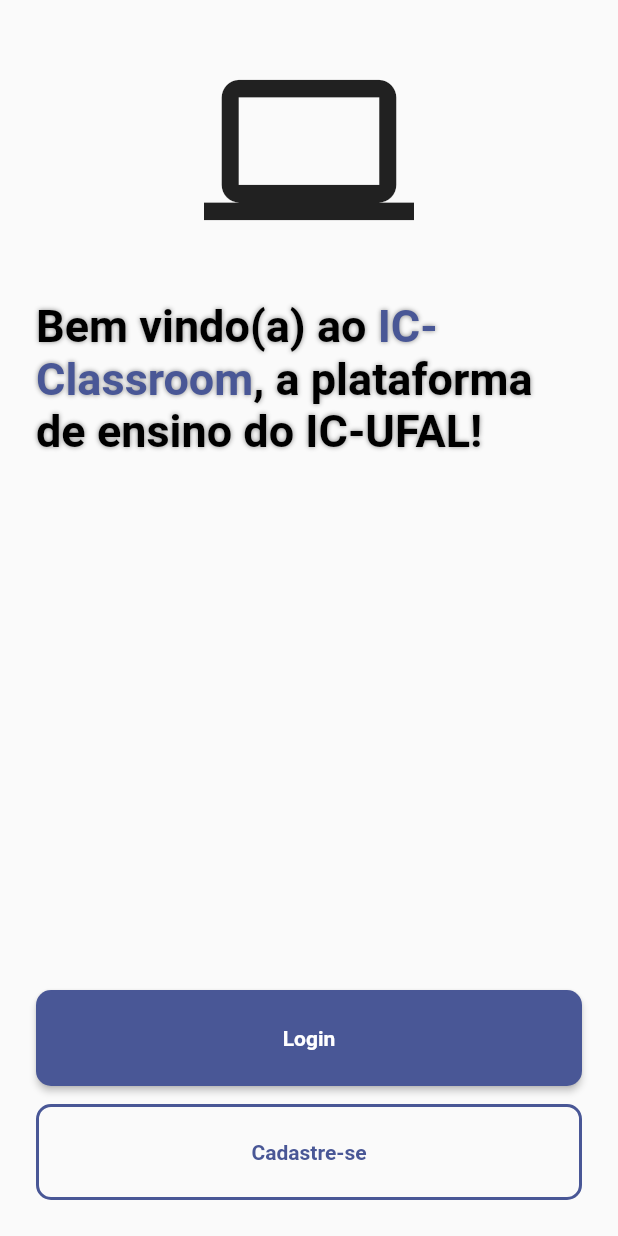
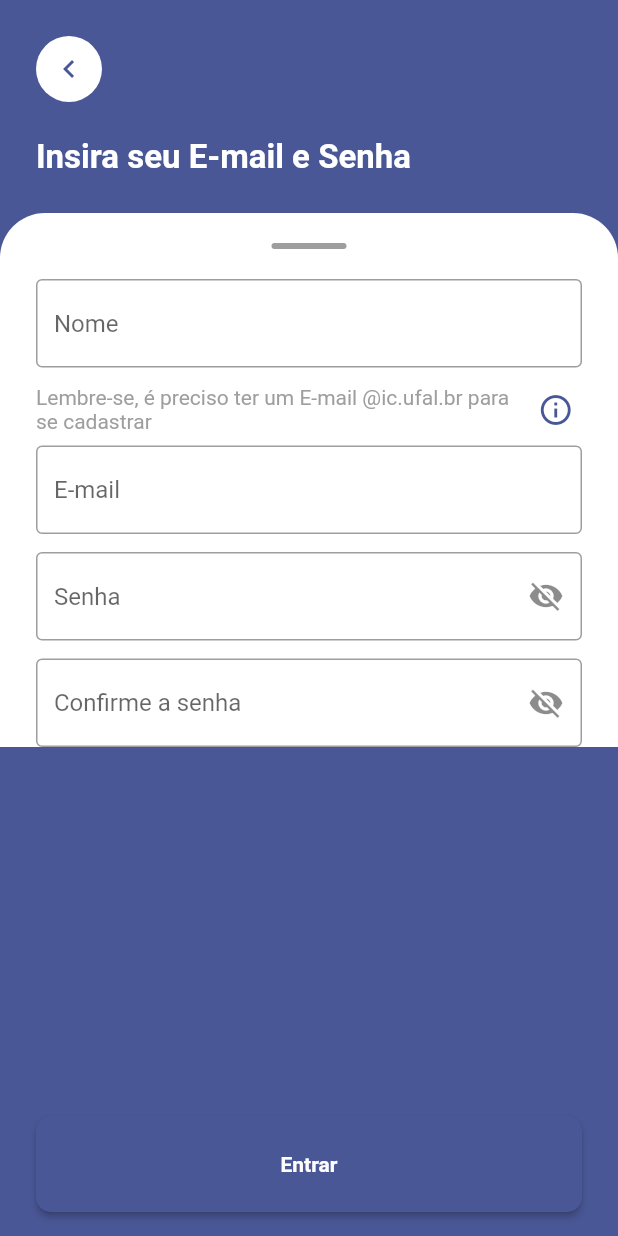
Before and after one commit to IClassroom/iclassroom-mobile, a Flutter app: the screen it shows after launch, after a tap on "Cadastre-se", on a phone screen of 412 x 824 dp. Run offline on Flutter 3.47's test engine with Material 2 defaults, Android fonts, the phone set to English and light mode, and no system bars.

Commit message:
register module

```diff
--- a/lib/app/app.dart
+++ b/lib/app/app.dart
@@ -1,5 +1,6 @@
 import 'package:flutter/material.dart';
 import 'package:iclassroom/app/modules/login_module/login_module.dart';
+import 'package:iclassroom/app/modules/register_module/register_module.dart';
 
 import 'pages/wellcome.dart';
 
@@ -16,6 +17,7 @@
       routes: {
         '/': (_) => const WelcomePage(),
         '/login': (_) => const LoginModule(),
+        '/register': (_) => const RegisterModule(),
       },
     );
   }
--- /dev/null
+++ b/lib/app/modules/register_module/pages/register.dart
@@ -0,0 +1,248 @@
+import 'package:flutter/material.dart';
+
+class RegisterPage extends StatefulWidget {
+  const RegisterPage({Key? key}) : super(key: key);
+
+  @override
+  State<RegisterPage> createState() => _RegisterPageState();
+}
+
+class _RegisterPageState extends State<RegisterPage> {
+  bool _isHidden = true;
+  final GlobalKey<FormState> _formKey = GlobalKey<FormState>();
+  final TextEditingController _nameController = TextEditingController();
+  final TextEditingController _emailController = TextEditingController();
+  final TextEditingController _passwordController = TextEditingController();
+  final TextEditingController _confirmPasswordController =
+      TextEditingController();
+
+  @override
+  Widget build(BuildContext context) {
+    return Scaffold(
+      floatingActionButtonLocation: FloatingActionButtonLocation.centerFloat,
+      floatingActionButton: Padding(
+        padding: const EdgeInsets.symmetric(horizontal: 24.0),
+        child: ElevatedButton(
+          onPressed: () {
+            if (!_formKey.currentState!.validate()) {
+              return;
+            }
+          },
+          child: const Text('Entrar'),
+        ),
+      ),
+      backgroundColor: Theme.of(context).primaryColor,
+      body: _body(),
+    );
+  }
+
+  _body() {
+    return SafeArea(
+      bottom: false,
+      child: Column(
+        crossAxisAlignment: CrossAxisAlignment.start,
+        children: [
+          const SizedBox(height: 24),
+          Padding(
+            padding: const EdgeInsets.only(left: 24.0),
+            child: GestureDetector(
+              onTap: () => Navigator.of(context, rootNavigator: true).pop(),
+              child: Container(
+                padding: const EdgeInsets.all(10),
+                decoration: const BoxDecoration(
+                  color: Colors.white,
+                  shape: BoxShape.circle,
+                ),
+                child: Icon(
+                  Icons.navigate_before,
+                  color: Theme.of(context).primaryColor,
+                ),
+              ),
+            ),
+          ),
+          const SizedBox(height: 24),
+          const Padding(
+            padding: EdgeInsets.only(left: 24.0),
+            child: Text(
+              'Insira seu E-mail e Senha',
+              style: TextStyle(
+                color: Colors.white,
+                fontSize: 22,
+                fontWeight: FontWeight.bold,
+              ),
+            ),
+          ),
+          const SizedBox(height: 24),
+          Form(
+            key: _formKey,
+            child: Expanded(
+              child: Container(
+                padding: const EdgeInsets.only(top: 20),
+                decoration: const BoxDecoration(
+                  borderRadius: BorderRadius.only(
+                      topRight: Radius.circular(30),
+                      topLeft: Radius.circular(30)),
+                  color: Colors.white,
+                ),
+                child: Padding(
+                  padding: const EdgeInsets.symmetric(horizontal: 24.0),
+                  child: Column(
+                    crossAxisAlignment: CrossAxisAlignment.start,
+                    children: [
+                      Align(
+                        alignment: Alignment.topCenter,
+                        child: Container(
+                          decoration: BoxDecoration(
+                            color: Colors.grey,
+                            borderRadius: BorderRadius.circular(10),
+                          ),
+                          height: 4,
+                          width: 50,
+                        ),
+                      ),
+                      const SizedBox(
+                        height: 20,
+                      ),
+                      TextFormField(
+                        controller: _nameController,
+                        validator: (value) {
+                          if (value == null || value == '') {
+                            return 'Nome é obrigatório';
+                          }
+                          return null;
+                        },
+                        decoration: const InputDecoration(
+                          hintText: 'Nome',
+                        ),
+                      ),
+                      const SizedBox(height: 12),
+                      Row(
+                        children: [
+                          const Flexible(
+                            flex: 11,
+                            child: Text(
+                              'Lembre-se, é preciso ter um E-mail @ic.ufal.br para se cadastrar',
+                              style: TextStyle(
+                                color: Colors.grey,
+                              ),
+                            ),
+                          ),
+                          const SizedBox(
+                            width: 10,
+                          ),
+                          Flexible(
+                            flex: 1,
+                            child: GestureDetector(
+                              onTap: _showDialog,
+                              child: Icon(
+                                Icons.info_outline,
+                                color: Theme.of(context).primaryColor,
+                              ),
+                            ),
+                          )
+                        ],
+                      ),
+                      const SizedBox(
+                        height: 8,
+                      ),
+                      TextFormField(
+                        controller: _emailController,
+                        validator: (value) {
+                          if (value == null || value == '') {
+                            return 'E-mail é obrigatório';
+                          } else if (!value.contains('@ic.ufal.br')) {
+                            return 'E-mail inválido';
+                          }
+                          return null;
+                        },
+                        decoration: const InputDecoration(
+                          hintText: 'E-mail',
+                        ),
+                      ),
+                      const SizedBox(height: 12),
+                      TextFormField(
+                        controller: _passwordController,
+                        validator: (password) {
+                          if (password == '' || password == null) {
+                            return 'Senha é obrigatório';
+                          }
+                          return null;
+                        },
+                        obscureText: _isHidden,
+                        decoration: InputDecoration(
+                          hintText: 'Senha',
+                          suffixIcon: GestureDetector(
+                            onTap: () {
+                              setState(() {
+                                _isHidden = !_isHidden;
+                              });
+                            },
+                            child: Icon(
+                              _isHidden
+                                  ? Icons.visibility_off
+                                  : Icons.visibility,
+                            ),
+                          ),
+                        ),
+                      ),
+                      const SizedBox(height: 12),
+                      TextFormField(
+                        controller: _confirmPasswordController,
+                        validator: (password) {
+                          if (password == '' || password == null) {
+                            return 'Confirmação de senha é obrigatório';
+                          }
+                          return null;
+                        },
+                        obscureText: _isHidden,
+                        decoration: InputDecoration(
+                          hintText: 'Confirme a senha',
+                          suffixIcon: GestureDetector(
+                            onTap: () {
+                              setState(() {
+                                _isHidden = !_isHidden;
+                              });
+                            },
+                            child: Icon(
+                              _isHidden
+                                  ? Icons.visibility_off
+                                  : Icons.visibility,
+                            ),
+                          ),
+                        ),
+                      ),
+                    ],
+                  ),
+                ),
+              ),
+            ),
+          ),
+        ],
+      ),
+    );
+  }
+
+  _showDialog() {
+    showDialog(
+      context: context,
+      builder: (_) => AlertDialog(
+        title: Text(
+          'Email do IC',
+          style: TextStyle(
+            color: Theme.of(context).primaryColor,
+          ),
+        ),
+        content: const Text(
+          'Esta é uma plataforma dedicada as disciplinas e alunos do Instituto de computação, logo, é nescessário um E-mail com a extenção @ic.ufal.br para se cadastrar',
+          style: TextStyle(color: Colors.grey),
+        ),
+        actions: [
+          TextButton(
+            onPressed: () => Navigator.of(context, rootNavigator: true).pop(),
+            child: const Text('Entendi'),
+          ),
+        ],
+      ),
+    );
+  }
+}
--- /dev/null
+++ b/lib/app/modules/register_module/register_module.dart
@@ -0,0 +1,21 @@
+import 'package:flutter/material.dart';
+import 'package:iclassroom/app/modules/register_module/pages/register.dart';
+import 'package:iclassroom/app/shared/iclassroom_module.dart';
+
+class RegisterModule extends StatefulWidget {
+  const RegisterModule({Key? key}) : super(key: key);
+
+  @override
+  State<RegisterModule> createState() => _RegisterModuleState();
+}
+
+class _RegisterModuleState extends State<RegisterModule> {
+  @override
+  Widget build(BuildContext context) {
+    return const IclassroomModule(
+      routes: {
+        '/': RegisterPage(),
+      },
+    );
+  }
+}
--- a/lib/app/pages/wellcome.dart
+++ b/lib/app/pages/wellcome.dart
@@ -79,7 +79,9 @@
                 height: 12,
               ),
               OutlinedButton(
-                onPressed: () {},
+                onPressed: () {
+                  Navigator.of(context).pushNamed('/register');
+                },
                 child: const Text('Cadastre-se'),
               ),
               const SizedBox(height: 24),
```
